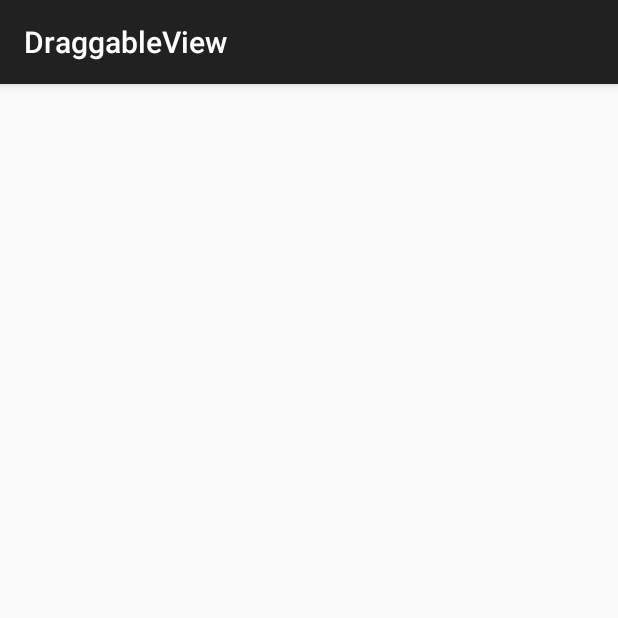
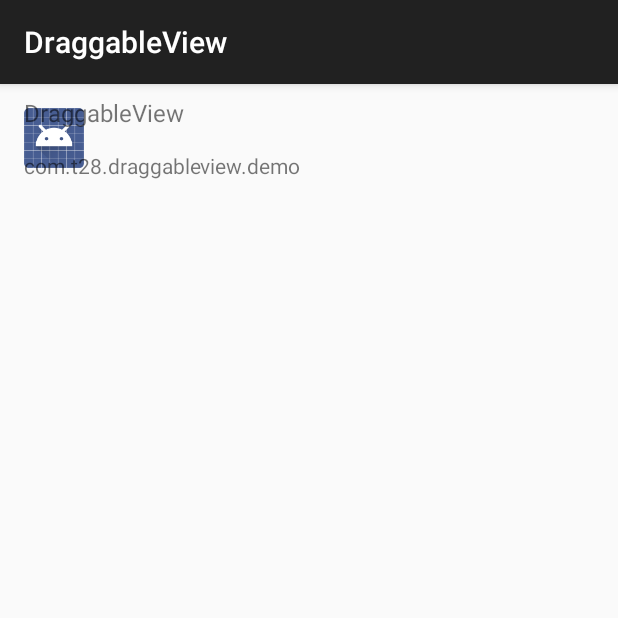
Before and after one commit to t28hub/DraggableView, an Android app: the fragment LinearLayoutFragment shown on its own in the app's theme, on a phone screen of 412 x 824 dp, the top half of it. Run offline under Robolectric (Android 15) with nearby library versions, the phone set to English and light mode, and no system bars.

Commit message:
アプリケーション一覧を表示する処理を追加

```diff
--- /dev/null
+++ b/demo/src/main/java/com/t28/draggableview/demo/data/adapter/AppAdapter.java
@@ -0,0 +1,83 @@
+package com.t28.draggableview.demo.data.adapter;
+
+import android.support.v7.widget.RecyclerView;
+import android.view.LayoutInflater;
+import android.view.View;
+import android.view.ViewGroup;
+import android.widget.ImageView;
+import android.widget.TextView;
+
+import com.t28.draggableview.DraggableView;
+import com.t28.draggableview.demo.R;
+import com.t28.draggableview.demo.data.model.App;
+
+import java.util.ArrayList;
+import java.util.List;
+
+public class AppAdapter extends DraggableView.Adapter<AppAdapter.ItemViewHolder> {
+    private final List<App> mApps;
+
+    public AppAdapter() {
+        super();
+        mApps = new ArrayList<>();
+    }
+
+    @Override
+    public ItemViewHolder onCreateViewHolder(ViewGroup parent, int viewType) {
+        final LayoutInflater inflater = LayoutInflater.from(parent.getContext());
+        final View itemView = inflater.inflate(R.layout.linear_layout_item, parent, false);
+        return new ItemViewHolder(itemView);
+    }
+
+    @Override
+    public void onBindViewHolder(ItemViewHolder holder, int position) {
+        final App app = getItem(position);
+        holder.bind(app);
+    }
+
+    @Override
+    public long getItemId(int position) {
+        return getItem(position).hashCode();
+    }
+
+    @Override
+    public int getItemCount() {
+        return mApps.size();
+    }
+
+    @Override
+    public boolean move(int position1, int position2) {
+        return false;
+    }
+
+    public void changeApps(List<App> apps) {
+        mApps.clear();
+        if (apps != null || apps.size() == 0) {
+            mApps.addAll(apps);
+        }
+        notifyDataSetChanged();
+    }
+
+    private App getItem(int position) {
+        return mApps.get(position);
+    }
+
+    public class ItemViewHolder extends RecyclerView.ViewHolder {
+        private final ImageView mIconView;
+        private final TextView mPrimaryTextView;
+        private final TextView mSecondaryTextView;
+
+        public ItemViewHolder(View itemView) {
+            super(itemView);
+            mIconView = (ImageView) itemView.findViewById(R.id.linear_layout_item_icon);
+            mPrimaryTextView = (TextView) itemView.findViewById(R.id.linear_layout_item_primary_text);
+            mSecondaryTextView = (TextView) itemView.findViewById(R.id.linear_layout_item_secondary_text);
+        }
+
+        public void bind(App app) {
+            mIconView.setImageDrawable(app.getIcon());
+            mPrimaryTextView.setText(app.getName());
+            mSecondaryTextView.setText(app.getPackageName());
+        }
+    }
+}
--- a/demo/src/main/java/com/t28/draggableview/demo/adapter/FragmentAdapter.java
+++ b/demo/src/main/java/com/t28/draggableview/demo/data/adapter/FragmentAdapter.java
@@ -1,4 +1,4 @@
-package com.t28.draggableview.demo.adapter;
+package com.t28.draggableview.demo.data.adapter;
 
 import android.support.v4.app.Fragment;
 import android.support.v4.app.FragmentManager;
--- /dev/null
+++ b/demo/src/main/java/com/t28/draggableview/demo/data/model/App.java
@@ -0,0 +1,55 @@
+package com.t28.draggableview.demo.data.model;
+
+import android.graphics.drawable.Drawable;
+
+public class App {
+    private final String mPackageName;
+    private final String mName;
+    private final Drawable mIcon;
+
+    private App(Builder builder) {
+        mPackageName = builder.mPackageName;
+        mName = builder.mName;
+        mIcon = builder.mIcon;
+    }
+
+    public String getPackageName() {
+        return mPackageName;
+    }
+
+    public String getName() {
+        return mName;
+    }
+
+    public Drawable getIcon() {
+        return mIcon;
+    }
+
+    public static final class Builder {
+        private String mPackageName;
+        private String mName;
+        private Drawable mIcon;
+
+        public Builder() {
+        }
+
+        public Builder setPackageName(String name) {
+            mPackageName = name;
+            return this;
+        }
+
+        public Builder setName(String name) {
+            mName = name;
+            return this;
+        }
+
+        public Builder setIcon(Drawable icon) {
+            mIcon = icon;
+            return this;
+        }
+
+        public App build() {
+            return new App(this);
+        }
+    }
+}
--- a/demo/src/main/java/com/t28/draggableview/demo/fragment/GridLayoutFragment.java
+++ b/demo/src/main/java/com/t28/draggableview/demo/fragment/GridLayoutFragment.java
@@ -9,7 +9,7 @@ import android.view.ViewGroup;
 
 import com.t28.draggableview.DraggableView;
 import com.t28.draggableview.demo.R;
-import com.t28.draggableview.demo.adapter.FragmentAdapter;
+import com.t28.draggableview.demo.data.adapter.FragmentAdapter;
 
 public class GridLayoutFragment extends Fragment {
     private static final int SPAN_COUNT = 2;
--- a/demo/src/main/java/com/t28/draggableview/demo/fragment/LinearLayoutFragment.java
+++ b/demo/src/main/java/com/t28/draggableview/demo/fragment/LinearLayoutFragment.java
@@ -1,5 +1,7 @@
 package com.t28.draggableview.demo.fragment;
 
+import android.content.pm.ApplicationInfo;
+import android.content.pm.PackageManager;
 import android.os.Bundle;
 import android.support.v4.app.Fragment;
 import android.support.v7.widget.LinearLayoutManager;
@@ -9,9 +11,16 @@ import android.view.ViewGroup;
 
 import com.t28.draggableview.DraggableView;
 import com.t28.draggableview.demo.R;
-import com.t28.draggableview.demo.adapter.FragmentAdapter;
+import com.t28.draggableview.demo.data.adapter.AppAdapter;
+import com.t28.draggableview.demo.data.adapter.FragmentAdapter;
+import com.t28.draggableview.demo.data.model.App;
+
+import java.util.ArrayList;
+import java.util.List;
 
 public class LinearLayoutFragment extends Fragment {
+    private AppAdapter mAdapter;
+
     public LinearLayoutFragment() {
     }
 
@@ -20,7 +29,33 @@ public class LinearLayoutFragment extends Fragment {
         final DraggableView view = (DraggableView) inflater.inflate(R.layout.fragment_linear_layout, container, false);
         view.setHasFixedSize(true);
         view.setLayoutManager(new LinearLayoutManager(getActivity()));
+
+        mAdapter = new AppAdapter();
+        view.setAdapter(mAdapter);
         return view;
+    }
+
+    @Override
+    public void onResume() {
+        super.onResume();
+
+        // TODO: サブスレッドに逃す
+        final PackageManager manager = getActivity().getPackageManager();
+        final List<ApplicationInfo> applications = manager.getInstalledApplications(PackageManager.GET_META_DATA);
+        final List<App> apps = new ArrayList<>();
+        for (ApplicationInfo info : applications) {
+            if (!info.enabled) {
+                continue;
+            }
+
+            final App.Builder builder = new App.Builder();
+            builder.setPackageName(info.packageName)
+                    .setName(info.loadLabel(manager).toString())
+                    .setIcon(info.loadIcon(manager));
+
+            apps.add(builder.build());
+        }
+        mAdapter.changeApps(apps);
     }
 
     public static final class Factory implements FragmentAdapter.FragmentFactory {
--- a/demo/src/main/java/com/t28/draggableview/demo/fragment/MainFragment.java
+++ b/demo/src/main/java/com/t28/draggableview/demo/fragment/MainFragment.java
@@ -8,7 +8,7 @@ import android.view.View;
 import android.view.ViewGroup;
 
 import com.t28.draggableview.demo.R;
-import com.t28.draggableview.demo.adapter.FragmentAdapter;
+import com.t28.draggableview.demo.data.adapter.FragmentAdapter;
 
 import java.util.ArrayList;
 import java.util.List;
--- /dev/null
+++ b/demo/src/main/res/layout/linear_layout_item.xml
@@ -0,0 +1,34 @@
+<FrameLayout
+    xmlns:android="http://schemas.android.com/apk/res/android"
+    android:layout_width="match_parent"
+    android:layout_height="@dimen/list_item_height"
+    android:paddingLeft="@dimen/list_item_horizontal_padding"
+    android:paddingRight="@dimen/list_item_horizontal_padding"
+    android:paddingTop="@dimen/list_item_vertical_padding"
+    android:paddingBottom="@dimen/list_item_vertical_padding"
+    android:foreground="?attr/selectableItemBackground">
+
+    <ImageView
+        android:id="@+id/linear_layout_item_icon"
+        android:layout_width="@dimen/list_item_icon_width"
+        android:layout_height="@dimen/list_item_icon_height"
+        android:layout_gravity="center_vertical"
+        android:contentDescription="@null"/>
+
+    <TextView
+        android:id="@+id/linear_layout_item_primary_text"
+        android:layout_width="wrap_content"
+        android:layout_height="wrap_content"
+        android:layout_gravity="top"
+        android:textSize="@dimen/list_item_primary_text"
+        android:singleLine="true"/>
+
+    <TextView
+        android:id="@+id/linear_layout_item_secondary_text"
+        android:layout_width="wrap_content"
+        android:layout_height="wrap_content"
+        android:layout_gravity="bottom"
+        android:textSize="@dimen/list_item_secondary_text"
+        android:singleLine="true"/>
+
+</FrameLayout>
--- a/demo/src/main/res/values/dimens.xml
+++ b/demo/src/main/res/values/dimens.xml
@@ -1,2 +1,9 @@
 <resources>
+    <dimen name="list_item_height">72dp</dimen>
+    <dimen name="list_item_vertical_padding">8dp</dimen>
+    <dimen name="list_item_horizontal_padding">16dp</dimen>
+    <dimen name="list_item_icon_width">40dp</dimen>
+    <dimen name="list_item_icon_height">40dp</dimen>
+    <dimen name="list_item_primary_text">16sp</dimen>
+    <dimen name="list_item_secondary_text">14sp</dimen>
 </resources>
```
